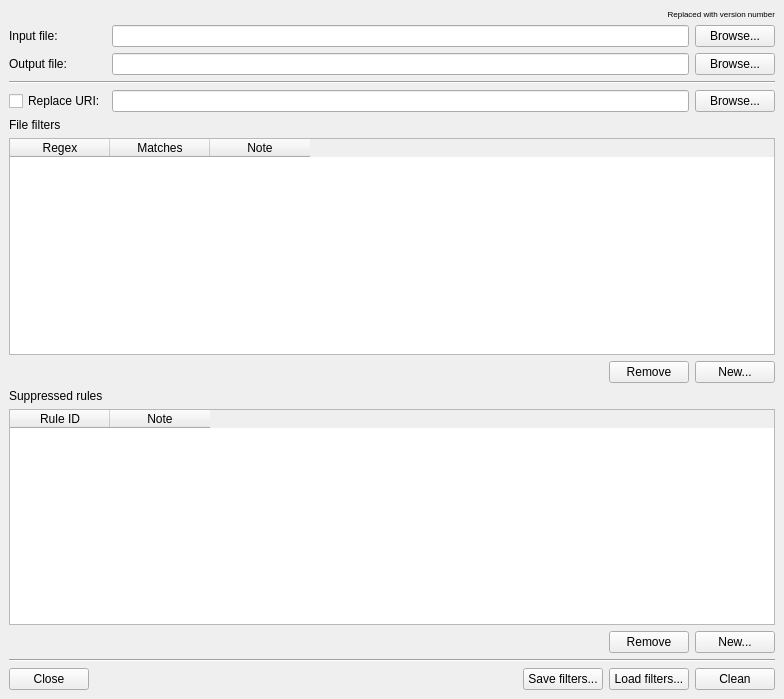
The window that src/MainWindow.ui (chennes/CleanSARIF) describes before a commit, drawn with Qt 5.
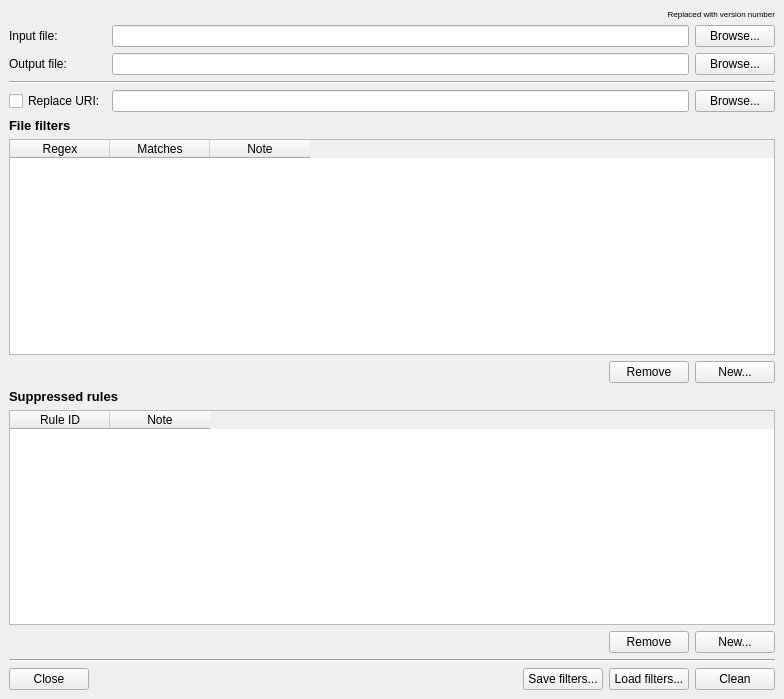
The same window after the commit.

```diff
--- a/src/MainWindow.ui
+++ b/src/MainWindow.ui
@@ -111,6 +111,13 @@
        <layout class="QVBoxLayout" name="settingsLeft">
         <item>
          <widget class="QLabel" name="fileFiltersLabel">
+          <property name="font">
+           <font>
+            <pointsize>10</pointsize>
+            <weight>75</weight>
+            <bold>true</bold>
+           </font>
+          </property>
           <property name="text">
            <string>File filters</string>
           </property>
@@ -189,6 +196,13 @@
         </item>
         <item>
          <widget class="QLabel" name="suppressedRulesLabel">
+          <property name="font">
+           <font>
+            <pointsize>10</pointsize>
+            <weight>75</weight>
+            <bold>true</bold>
+           </font>
+          </property>
           <property name="text">
            <string>Suppressed rules</string>
           </property>
```
Left out of the diff: 8 changed lines with no effect on the pictures.
